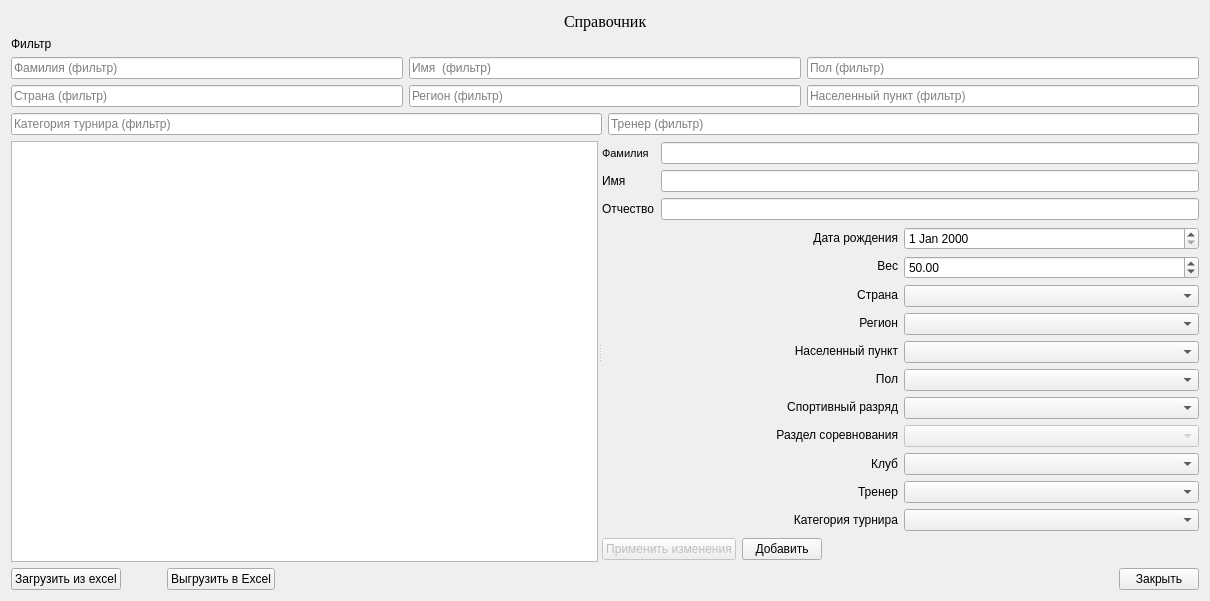
Qt form TournamentManager/createtournamentordersdialog.ui (BarsukAlexey/xelarogi) before a commit.
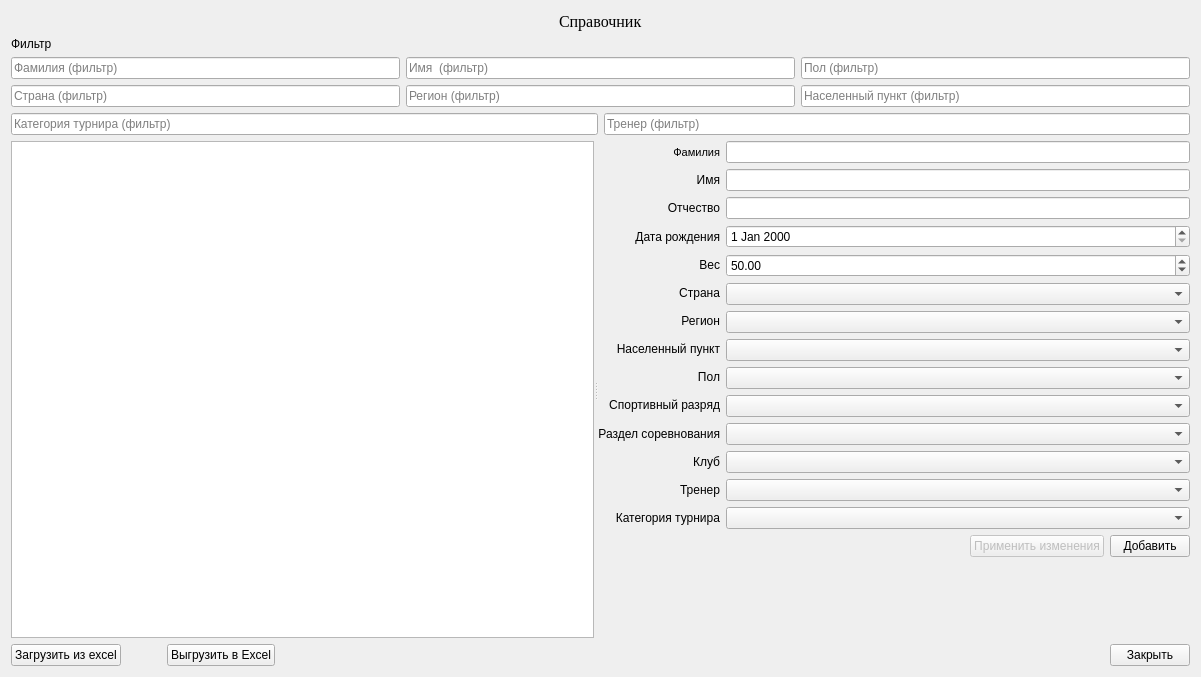
The same form after that commit.

```diff
--- a/TournamentManager/createtournamentordersdialog.ui
+++ b/TournamentManager/createtournamentordersdialog.ui
@@ -6,15 +6,15 @@
    <rect>
     <x>0</x>
     <y>0</y>
-    <width>1210</width>
-    <height>601</height>
+    <width>1201</width>
+    <height>677</height>
    </rect>
   </property>
   <property name="windowTitle">
    <string>Добавление заявок к турниру</string>
   </property>
-  <layout class="QGridLayout" name="gridLayout">
-   <item row="0" column="0">
+  <layout class="QVBoxLayout" name="verticalLayout_2">
+   <item>
     <layout class="QVBoxLayout" name="verticalLayout">
      <item>
       <layout class="QHBoxLayout" name="horizontalLayout">
@@ -218,9 +218,9 @@
           <height>0</height>
          </size>
         </property>
-        <layout class="QGridLayout" name="gridLayout_2">
+        <layout class="QGridLayout" name="gridLayout">
          <item row="0" column="0">
-          <layout class="QHBoxLayout" name="horizontalLayout_6">
+          <layout class="QHBoxLayout" name="horizontalLayout_4">
            <item>
             <layout class="QVBoxLayout" name="verticalLayout_8">
              <item>
@@ -233,6 +233,9 @@
                <property name="text">
                 <string>Фамилия</string>
                </property>
+               <property name="alignment">
+                <set>Qt::AlignRight|Qt::AlignTrailing|Qt::AlignVCenter</set>
+               </property>
               </widget>
              </item>
              <item>
@@ -240,6 +243,9 @@
                <property name="text">
                 <string>Имя</string>
                </property>
+               <property name="alignment">
+                <set>Qt::AlignRight|Qt::AlignTrailing|Qt::AlignVCenter</set>
+               </property>
               </widget>
              </item>
              <item>
@@ -247,29 +253,11 @@
                <property name="text">
                 <string>Отчество</string>
                </property>
+               <property name="alignment">
+                <set>Qt::AlignRight|Qt::AlignTrailing|Qt::AlignVCenter</set>
+               </property>
               </widget>
              </item>
-            </layout>
-           </item>
-           <item>
-            <layout class="QVBoxLayout" name="verticalLayout_9">
-             <item>
-              <widget class="QLineEdit" name="secondNameLE"/>
-             </item>
-             <item>
-              <widget class="QLineEdit" name="firstNameLE"/>
-             </item>
-             <item>
-              <widget class="QLineEdit" name="patronymicLE"/>
-             </item>
-            </layout>
-           </item>
-          </layout>
-         </item>
-         <item row="1" column="0">
-          <layout class="QHBoxLayout" name="horizontalLayout_7">
-           <item>
-            <layout class="QVBoxLayout" name="verticalLayout_10">
              <item>
               <widget class="QLabel" name="label_19">
                <property name="text">
@@ -383,7 +371,16 @@
             </layout>
            </item>
            <item>
-            <layout class="QVBoxLayout" name="verticalLayout_11">
+            <layout class="QVBoxLayout" name="verticalLayout_7">
+             <item>
+              <widget class="QLineEdit" name="secondNameLE"/>
+             </item>
+             <item>
+              <widget class="QLineEdit" name="firstNameLE"/>
+             </item>
+             <item>
+              <widget class="QLineEdit" name="patronymicLE"/>
+             </item>
              <item>
               <widget class="QDateEdit" name="birthdayDE"/>
              </item>
@@ -435,7 +432,7 @@
              <item>
               <widget class="QComboBox" name="typesCB">
                <property name="enabled">
-                <bool>false</bool>
+                <bool>true</bool>
                </property>
               </widget>
              </item>
@@ -464,25 +461,8 @@
            </item>
           </layout>
          </item>
-         <item row="2" column="0">
-          <layout class="QHBoxLayout" name="horizontalLayout_4">
-           <item>
-            <widget class="QPushButton" name="changeOrderBtn">
-             <property name="enabled">
-              <bool>false</bool>
-             </property>
-             <property name="text">
-              <string>Применить изменения</string>
-             </property>
-            </widget>
-           </item>
-           <item>
-            <widget class="QPushButton" name="addOrderBtn">
-             <property name="text">
-              <string>Добавить</string>
-             </property>
-            </widget>
-           </item>
+         <item row="1" column="0">
+          <layout class="QHBoxLayout" name="horizontalLayout_5">
            <item>
             <spacer name="horizontalSpacer_4">
              <property name="orientation">
@@ -496,8 +476,38 @@
              </property>
             </spacer>
            </item>
+           <item>
+            <widget class="QPushButton" name="changeOrderBtn">
+             <property name="enabled">
+              <bool>false</bool>
+             </property>
+             <property name="text">
+              <string>Применить изменения</string>
+             </property>
+            </widget>
+           </item>
+           <item>
+            <widget class="QPushButton" name="addOrderBtn">
+             <property name="text">
+              <string>Добавить</string>
+             </property>
+            </widget>
+           </item>
           </layout>
          </item>
+         <item row="2" column="0">
+          <spacer name="verticalSpacer">
+           <property name="orientation">
+            <enum>Qt::Vertical</enum>
+           </property>
+           <property name="sizeHint" stdset="0">
+            <size>
+             <width>20</width>
+             <height>40</height>
+            </size>
+           </property>
+          </spacer>
+         </item>
         </layout>
        </widget>
       </widget>
```
Left out of the diff: 4 changed lines with no effect on the pictures.
